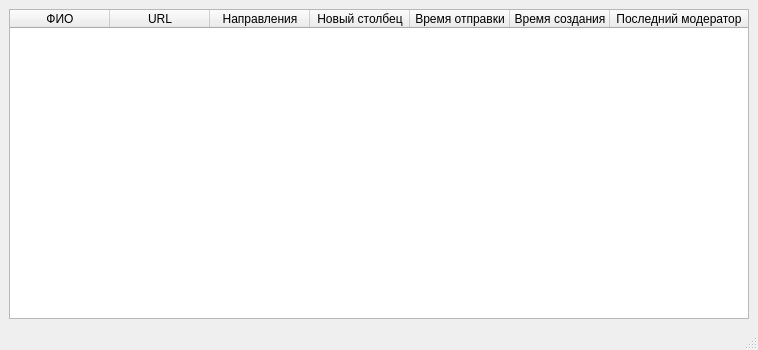
Before: the Qt Designer form notification/client/main_window.ui in GerasimovRM/priem, drawn with Qt 5.
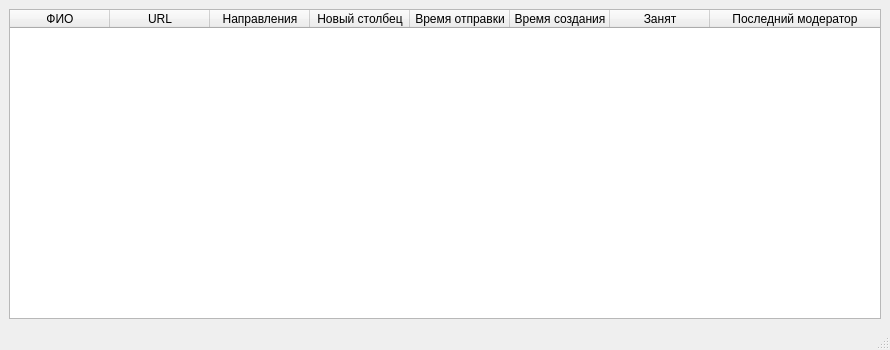
After: the same form once the commit is applied.

What changed in the file:
```diff
--- a/notification/client/main_window.ui
+++ b/notification/client/main_window.ui
@@ -6,7 +6,7 @@
    <rect>
     <x>0</x>
     <y>0</y>
-    <width>758</width>
+    <width>890</width>
     <height>350</height>
    </rect>
   </property>
@@ -53,6 +53,11 @@
         <string>Время создания</string>
        </property>
       </column>
+      <column>
+       <property name="text">
+        <string>Занят</string>
+       </property>
+      </column>
       <column>
        <property name="text">
         <string>Последний модератор</string>
```
Left out of the diff: 2 changed lines with no effect on the pictures.
